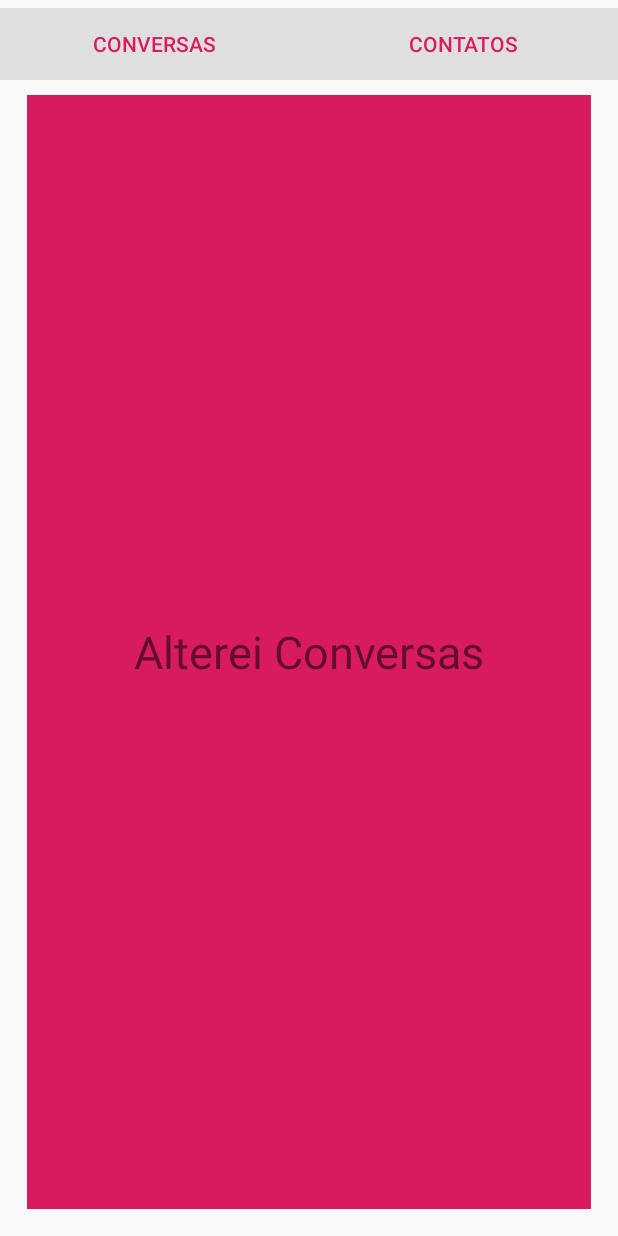
After one commit to ravelinejunior/EstudosNovos, an Android app: the ConversasFragment screen opened directly, with no data from a screen before it, on a phone screen of 412 x 824 dp. The commit adds this screen. Run offline under Robolectric (Android 15) with nearby library versions, the phone set to English and light mode, and no system bars.

Commit message:
utilizando Fragments

```diff
--- a/app/build.gradle
+++ b/app/build.gradle
@@ -24,6 +24,7 @@ dependencies {
     implementation 'com.android.support:recyclerview-v7:28.0.0'
     implementation 'androidx.appcompat:appcompat:1.0.2'
     implementation 'androidx.constraintlayout:constraintlayout:1.1.3'
+    implementation 'androidx.legacy:legacy-support-v4:1.0.0'
     testImplementation 'junit:junit:4.12'
     androidTestImplementation 'androidx.test.ext:junit:1.1.0'
     androidTestImplementation 'androidx.test.espresso:espresso-core:3.1.1'
--- a/app/src/main/AndroidManifest.xml
+++ b/app/src/main/AndroidManifest.xml
@@ -9,7 +9,8 @@
         android:roundIcon="@mipmap/ic_launcher_round"
         android:supportsRtl="true"
         android:theme="@style/AppTheme">
-        <activity android:name=".activities.PassandoDadosActivity"></activity>
+        <activity android:name=".activities.FragmentsActivity"/>
+        <activity android:name=".activities.PassandoDadosActivity" />
         <activity android:name=".activities.CardViewActivity" />
         <activity android:name=".activities.RecyclerViewActivity" />
         <activity android:name=".activities.ListViewAcitivity" />
--- /dev/null
+++ b/app/src/main/java/br/com/raveline/estudosnovos/activities/FragmentsActivity.java
@@ -0,0 +1,67 @@
+package br.com.raveline.estudosnovos.activities;
+
+import androidx.annotation.RequiresApi;
+import androidx.appcompat.app.AppCompatActivity;
+import androidx.fragment.app.FragmentTransaction;
+
+import android.annotation.SuppressLint;
+import android.os.Build;
+import android.os.Bundle;
+import android.view.View;
+import android.widget.Button;
+
+import java.util.Objects;
+
+import br.com.raveline.estudosnovos.R;
+import br.com.raveline.estudosnovos.fragments.ContatosFragment;
+import br.com.raveline.estudosnovos.fragments.ConversasFragment;
+
+public class FragmentsActivity extends AppCompatActivity {
+
+    private Button botaoConversasFragment;
+    private Button botaoContatosFragment;
+    private ConversasFragment conversasFragment;
+    private ContatosFragment contatosFragment;
+    @RequiresApi(api = Build.VERSION_CODES.LOLLIPOP)
+    @SuppressLint("WrongConstant")
+    @Override
+    protected void onCreate(Bundle savedInstanceState) {
+        super.onCreate(savedInstanceState);
+        setContentView(R.layout.activity_fragments);
+
+        botaoContatosFragment = findViewById(R.id.contatos_button_id_fragments);
+        botaoConversasFragment = findViewById(R.id.conversas_button_id_fragments);
+
+        //instanciar um fragmento
+        conversasFragment = new ConversasFragment();
+        contatosFragment = new ContatosFragment();
+
+        //configurar objeto de Fragmento
+        final FragmentTransaction transaction = getSupportFragmentManager().beginTransaction();
+        transaction.replace(R.id.frameLayout_id_fragments_main,conversasFragment);
+        transaction.setTransition(android.R.transition.explode);
+        transaction.commit();
+
+        botaoContatosFragment.setOnClickListener(new View.OnClickListener() {
+            @Override
+            public void onClick(View v) {
+                FragmentTransaction transaction = getSupportFragmentManager().beginTransaction();
+                transaction.replace(R.id.frameLayout_id_fragments_main,contatosFragment);
+                transaction.setTransition(android.R.transition.slide_left);
+                transaction.commit();
+
+
+            }
+        });
+
+        botaoConversasFragment.setOnClickListener(new View.OnClickListener() {
+            @Override
+            public void onClick(View v) {
+                FragmentTransaction transaction = getSupportFragmentManager().beginTransaction();
+                transaction.replace(R.id.frameLayout_id_fragments_main,conversasFragment);
+                transaction.setTransition(android.R.transition.explode);
+                transaction.commit();
+            }
+        });
+    }
+}
--- /dev/null
+++ b/app/src/main/java/br/com/raveline/estudosnovos/fragments/ContatosFragment.java
@@ -0,0 +1,33 @@
+package br.com.raveline.estudosnovos.fragments;
+
+
+import android.os.Bundle;
+
+import androidx.fragment.app.Fragment;
+
+import android.view.LayoutInflater;
+import android.view.View;
+import android.view.ViewGroup;
+
+import br.com.raveline.estudosnovos.R;
+
+
+/**
+ * A simple {@link Fragment} subclass.
+ */
+public class ContatosFragment extends Fragment {
+
+
+    public ContatosFragment() {
+        // Required empty public constructor
+    }
+
+
+    @Override
+    public View onCreateView(LayoutInflater inflater, ViewGroup container,
+                             Bundle savedInstanceState) {
+        // Inflate the layout for this fragment
+        return inflater.inflate(R.layout.fragment_contatos, container, false);
+    }
+
+}
--- /dev/null
+++ b/app/src/main/java/br/com/raveline/estudosnovos/fragments/ConversasFragment.java
@@ -0,0 +1,41 @@
+package br.com.raveline.estudosnovos.fragments;
+
+
+import android.os.Bundle;
+
+import androidx.fragment.app.Fragment;
+
+import android.view.LayoutInflater;
+import android.view.View;
+import android.view.ViewGroup;
+import android.widget.TextView;
+
+import br.com.raveline.estudosnovos.R;
+
+
+/**
+ * A simple {@link Fragment} subclass.
+ */
+public class ConversasFragment extends Fragment {
+    private TextView textoConversas;
+
+
+    public ConversasFragment() {
+        // Required empty public constructor
+    }
+
+
+    @Override
+    public View onCreateView(LayoutInflater inflater, ViewGroup container,
+                             Bundle savedInstanceState) {
+        // Inflate the layout for this fragment
+        View view = inflater.inflate(R.layout.fragment_conversas, container, false);
+        textoConversas = view.findViewById(R.id.texto_conversas_id_fragment);
+        textoConversas.setText("Alterei Conversas");
+
+
+
+        return view;
+    }
+
+}
--- a/app/src/main/res/layout/activity_calculadora_porcentagem.xml
+++ b/app/src/main/res/layout/activity_calculadora_porcentagem.xml
@@ -25,6 +25,7 @@
             android:drawablePadding="4dp"
             android:inputType="numberDecimal"
             android:singleLine="true"
+            android:textColor="#fff"
             android:textSize="20sp"
             android:textStyle="bold" />
     </com.google.android.material.textfield.TextInputLayout>
--- /dev/null
+++ b/app/src/main/res/layout/activity_fragments.xml
@@ -0,0 +1,63 @@
+<?xml version="1.0" encoding="utf-8"?>
+<androidx.constraintlayout.widget.ConstraintLayout xmlns:android="http://schemas.android.com/apk/res/android"
+    xmlns:app="http://schemas.android.com/apk/res-auto"
+    xmlns:tools="http://schemas.android.com/tools"
+    android:layout_width="match_parent"
+    android:layout_height="match_parent"
+    tools:context=".activities.FragmentsActivity">
+
+    <Button
+        android:id="@+id/conversas_button_id_fragments"
+        style="@style/Widget.AppCompat.Button.Borderless.Colored"
+        android:layout_width="0dp"
+        android:layout_height="wrap_content"
+        android:background="#233D3838"
+        android:text="Conversas"
+        app:layout_constraintBottom_toTopOf="@+id/guideline"
+        app:layout_constraintEnd_toStartOf="@+id/guideline2"
+        app:layout_constraintStart_toStartOf="parent"
+        app:layout_constraintTop_toTopOf="parent" />
+
+    <androidx.constraintlayout.widget.Guideline
+        android:id="@+id/guideline"
+        android:layout_width="wrap_content"
+        android:layout_height="wrap_content"
+        android:orientation="horizontal"
+        app:layout_constraintGuide_percent="0.07" />
+
+    <Button
+        android:id="@+id/contatos_button_id_fragments"
+        style="@style/Widget.AppCompat.Button.Borderless.Colored"
+        android:layout_width="0dp"
+        android:layout_height="wrap_content"
+        android:background="#233D3838"
+        android:text="Contatos"
+        app:layout_constraintBottom_toTopOf="@+id/guideline"
+        app:layout_constraintEnd_toEndOf="parent"
+        app:layout_constraintStart_toStartOf="@+id/guideline2"
+        app:layout_constraintTop_toTopOf="parent" />
+
+    <androidx.constraintlayout.widget.Guideline
+        android:id="@+id/guideline2"
+        android:layout_width="wrap_content"
+        android:layout_height="wrap_content"
+        android:orientation="vertical"
+        app:layout_constraintGuide_percent="0.5" />
+
+    <FrameLayout
+        android:id="@+id/frameLayout_id_fragments_main"
+        android:layout_width="0dp"
+        android:layout_height="0dp"
+        android:layout_marginStart="8dp"
+        android:layout_marginLeft="8dp"
+        android:layout_marginEnd="8dp"
+        android:layout_marginRight="8dp"
+        android:layout_marginBottom="8dp"
+        android:padding="10dp"
+        app:layout_constraintBottom_toBottomOf="parent"
+        app:layout_constraintEnd_toEndOf="parent"
+        app:layout_constraintStart_toStartOf="parent"
+        app:layout_constraintTop_toBottomOf="@+id/contatos_button_id_fragments">
+
+    </FrameLayout>
+</androidx.constraintlayout.widget.ConstraintLayout>
--- /dev/null
+++ b/app/src/main/res/layout/fragment_conversas.xml
@@ -0,0 +1,18 @@
+<?xml version="1.0" encoding="utf-8"?>
+<FrameLayout xmlns:android="http://schemas.android.com/apk/res/android"
+    xmlns:tools="http://schemas.android.com/tools"
+    android:layout_width="match_parent"
+    android:layout_height="match_parent"
+    android:background="@color/colorAccent"
+    tools:context=".fragments.ConversasFragment">
+
+    <!-- TODO: Update blank fragment layout -->
+    <TextView
+        android:id="@+id/texto_conversas_id_fragment"
+        android:layout_width="match_parent"
+        android:layout_height="match_parent"
+        android:textSize="30sp"
+        android:gravity="center_horizontal|center_vertical"
+        android:text="Conversas" />
+
+</FrameLayout>
--- a/app/src/main/res/values/strings.xml
+++ b/app/src/main/res/values/strings.xml
@@ -1,3 +1,6 @@
 <resources>
     <string name="app_name">EstudosNovos</string>
+
+    <!-- TODO: Remove or change this placeholder text -->
+    <string name="hello_blank_fragment">Hello blank fragment</string>
 </resources>
```
Also changed, not shown: app/src/main/java/br/com/raveline/estudosnovos/activities/PassandoDadosActivity.java (+13 -0 lines), app/src/main/res/layout/activity_passando_dados.xml (+11 -0 lines), app/src/main/res/layout/fragment_contatos.xml (added, +18 -0 lines).
